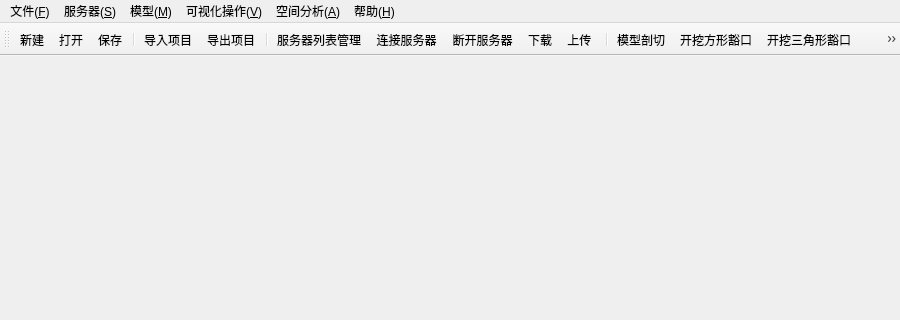
Qt form src/MainWindow.ui (gongweixue/GVSClient) before a commit; both pictures show x 0 to 900 and y 0 to 320 of the 900 by 600 pixel window.
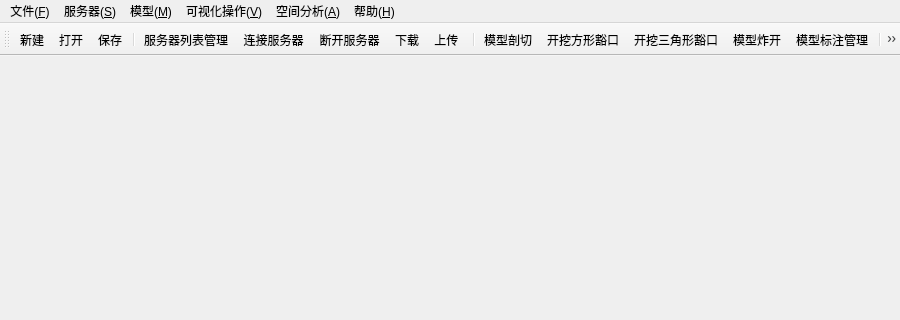
The same form after that commit. Icons and pictures are not drawn.

Commit message:
Delete the icon about project
Delete the icon of import and export project.

GVSClient-5

```diff
--- a/src/MainWindow.ui
+++ b/src/MainWindow.ui
@@ -136,9 +136,6 @@
    <addaction name="actionOpen"/>
    <addaction name="actionSave"/>
    <addaction name="separator"/>
-   <addaction name="actionImportProject"/>
-   <addaction name="actionExportProject"/>
-   <addaction name="separator"/>
    <addaction name="actionServerManage"/>
    <addaction name="actionConnectServer"/>
    <addaction name="actionDisconnectServer"/>
```
